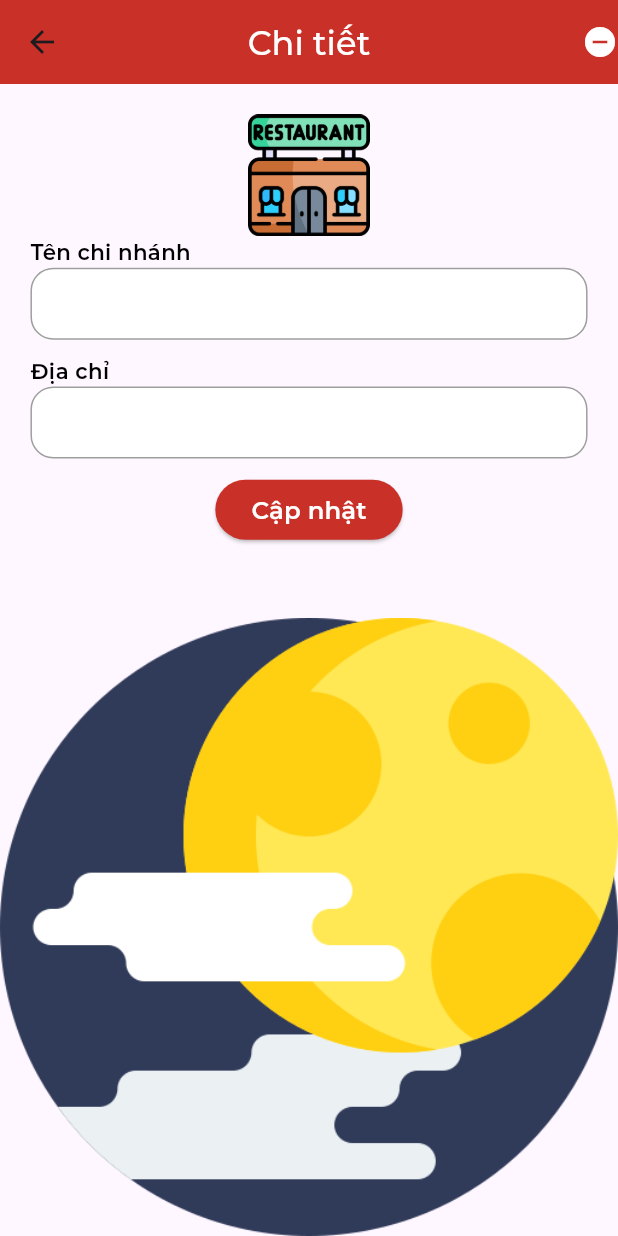
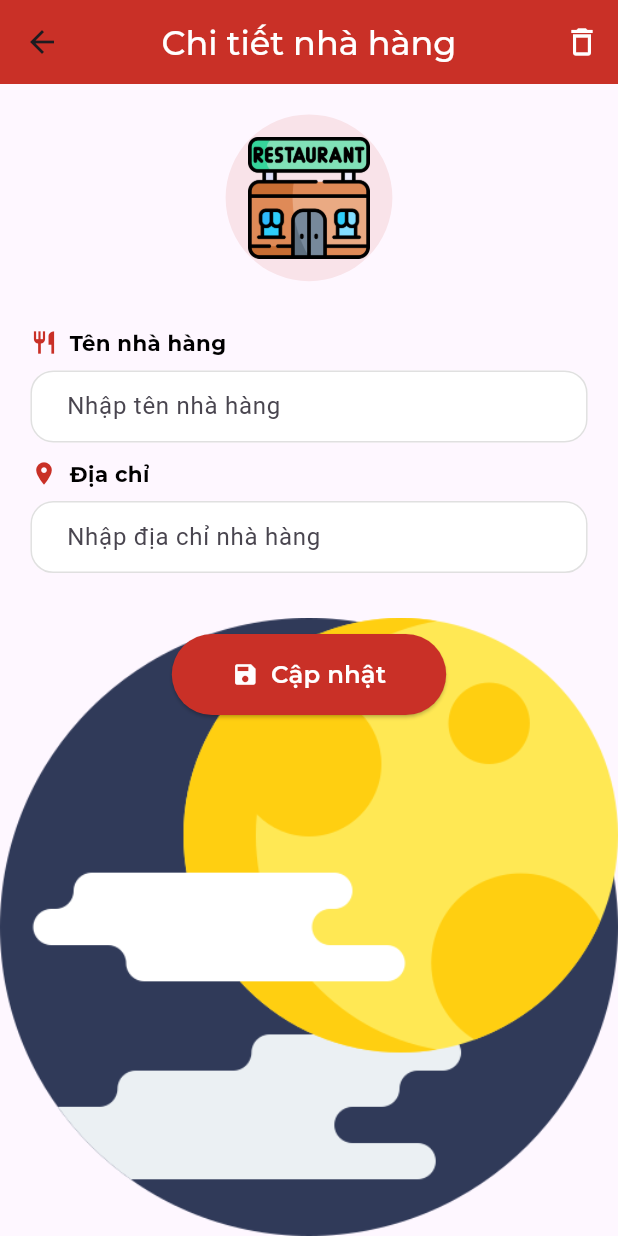
Before and after one commit to duypon2601/SWD392_Mobile, a Flutter app: the CreateRestaurantView screen opened directly, on a phone screen of 412 x 824 dp. Run offline on Flutter 3.47's test engine with Material 3 defaults, Android fonts, the phone set to English and light mode, and no system bars; our stand-ins replace flutter_spinkit, get, google_fonts; accounts and stored records are empty.

Commit message:
Update create-restaurant

```diff
--- a/lib/app/modules/create-restaurant/views/create_restaurant_view.dart
+++ b/lib/app/modules/create-restaurant/views/create_restaurant_view.dart
@@ -17,17 +17,23 @@ class CreateRestaurantView extends GetView<CreateRestaurantController> {
           title: Obx(
             () => TextConstant.titleH2(context,
                 text: controller.restaurantView.value.restaurantId != null
-                    ? 'Chi tiết'
-                    : "Tạo mới",
+                    ? 'Chi tiết nhà hàng'
+                    : "Tạo nhà hàng mới",
                 fontWeight: FontWeight.w500,
                 color: Colors.white),
           ),
           centerTitle: true,
+          elevation: 0,
           actions: [
             controller.restaurantView.value.restaurantId != null
-                ? const Icon(
-                    Icons.remove_circle_outlined,
-                    color: Colors.white,
+                ? IconButton(
+                    icon: const Icon(
+                      Icons.delete_outline,
+                      color: Colors.white,
+                    ),
+                    onPressed: () {
+                      _showDeleteConfirmation(context);
+                    },
                   )
                 : const SizedBox()
           ],
@@ -43,41 +49,65 @@ class CreateRestaurantView extends GetView<CreateRestaurantController> {
                 crossAxisAlignment: CrossAxisAlignment.start,
                 children: [
                   Center(
-                    child: Image.asset(
-                      'assets/restaurant.png',
-                      height: UtilsReponsive.height(80, context),
-                      width: UtilsReponsive.height(80, context),
+                    child: Container(
+                      padding: const EdgeInsets.all(15),
+                      decoration: BoxDecoration(
+                        color: ColorsManager.primary.withOpacity(0.1),
+                        shape: BoxShape.circle,
+                      ),
+                      child: Image.asset(
+                        'assets/restaurant.png',
+                        height: UtilsReponsive.height(80, context),
+                        width: UtilsReponsive.height(80, context),
+                      ),
                     ),
                   ),
-                  TextConstant.subTile3(context, text: 'Tên chi nhánh'),
-                  FormFieldWidget(
-                    radiusBorder: 15,
-                    focusColor: ColorsManager.primary,
-                    borderColor: Colors.grey,
-                    padding: 20,
-                    setValueFunc: (v) {},
-                    controllerEditting: controller.nameController,
+                  SizedBoxConst.size(context: context, size: 30),
+                  _buildFormField(
+                    context,
+                    'Tên nhà hàng',
+                    Icons.restaurant,
+                    controller.nameController,
+                    'Nhập tên nhà hàng',
                   ),
                   SizedBoxConst.size(context: context),
-                  TextConstant.subTile3(context, text: 'Địa chỉ'),
-                  FormFieldWidget(
-                    radiusBorder: 15,
-                    padding: 20,
-                    borderColor: Colors.grey,
-                    focusColor: ColorsManager.primary,
-                    setValueFunc: (v) {},
-                    controllerEditting: controller.locationController,
+                  _buildFormField(
+                    context,
+                    'Địa chỉ',
+                    Icons.location_on,
+                    controller.locationController,
+                    'Nhập địa chỉ nhà hàng',
                   ),
-                  SizedBoxConst.size(context: context),
+                  SizedBoxConst.size(context: context, size: 40),
                   Center(
                     child: ElevatedButton(
                         style: ElevatedButton.styleFrom(
-                            backgroundColor: ColorsManager.primary),
+                          backgroundColor: ColorsManager.primary,
+                          foregroundColor: Colors.white,
+                          padding: const EdgeInsets.symmetric(horizontal: 40, vertical: 15),
+                          shape: RoundedRectangleBorder(
+                            borderRadius: BorderRadius.circular(30),
+                          ),
+                        ),
                         onPressed: () {
                           controller.onTapAction();
                         },
-                        child: TextConstant.subTile1(context,
-                            text: 'Cập nhật', color: Colors.white)),
+                        child: Row(
+                          mainAxisSize: MainAxisSize.min,
+                          children: [
+                            Icon(
+                              controller.restaurantView.value.restaurantId != null
+                                  ? Icons.save
+                                  : Icons.add_circle,
+                            ),
+                            const SizedBox(width: 8),
+                            TextConstant.subTile1(context,
+                                text: controller.restaurantView.value.restaurantId != null
+                                    ? 'Cập nhật'
+                                    : 'Tạo mới',
+                                color: Colors.white),
+                          ],
+                        )),
                   )
                 ],
               ),
@@ -85,4 +115,66 @@ class CreateRestaurantView extends GetView<CreateRestaurantController> {
           ],
         ));
   }
+
+  Widget _buildFormField(
+    BuildContext context,
+    String label,
+    IconData icon,
+    TextEditingController controller,
+    String hintText,
+  ) {
+    return Column(
+      crossAxisAlignment: CrossAxisAlignment.start,
+      children: [
+        Row(
+          children: [
+            Icon(icon, color: ColorsManager.primary, size: 18),
+            const SizedBox(width: 8),
+            TextConstant.subTile3(context, text: label, fontWeight: FontWeight.bold),
+          ],
+        ),
+        const SizedBox(height: 8),
+        FormFieldWidget(
+          radiusBorder: 15,
+          focusColor: ColorsManager.primary,
+          borderColor: Colors.grey.shade300,
+          padding: 20,
+          setValueFunc: (v) {},
+          controllerEditting: controller,
+          labelText: hintText,
+        ),
+      ],
+    );
+  }
+
+  void _showDeleteConfirmation(BuildContext context) {
+    showDialog(
+      context: context,
+      builder: (BuildContext context) {
+        return AlertDialog(
+          title: TextConstant.subTile1(context, text: 'Xác nhận xóa'),
+          content: TextConstant.content(context,
+            text: 'Bạn có chắc chắn muốn xóa nhà hàng này không?'),
+          actions: [
+            TextButton(
+              child: TextConstant.content(context, text: 'Hủy'),
+              onPressed: () {
+                Navigator.of(context).pop();
+              },
+            ),
+            TextButton(
+              child: TextConstant.content(context,
+                text: 'Xóa',
+                color: Colors.red),
+              onPressed: () {
+                // TODO: Implement delete restaurant
+                Navigator.of(context).pop();
+                Get.back();
+              },
+            ),
+          ],
+        );
+      },
+    );
+  }
 }
```
